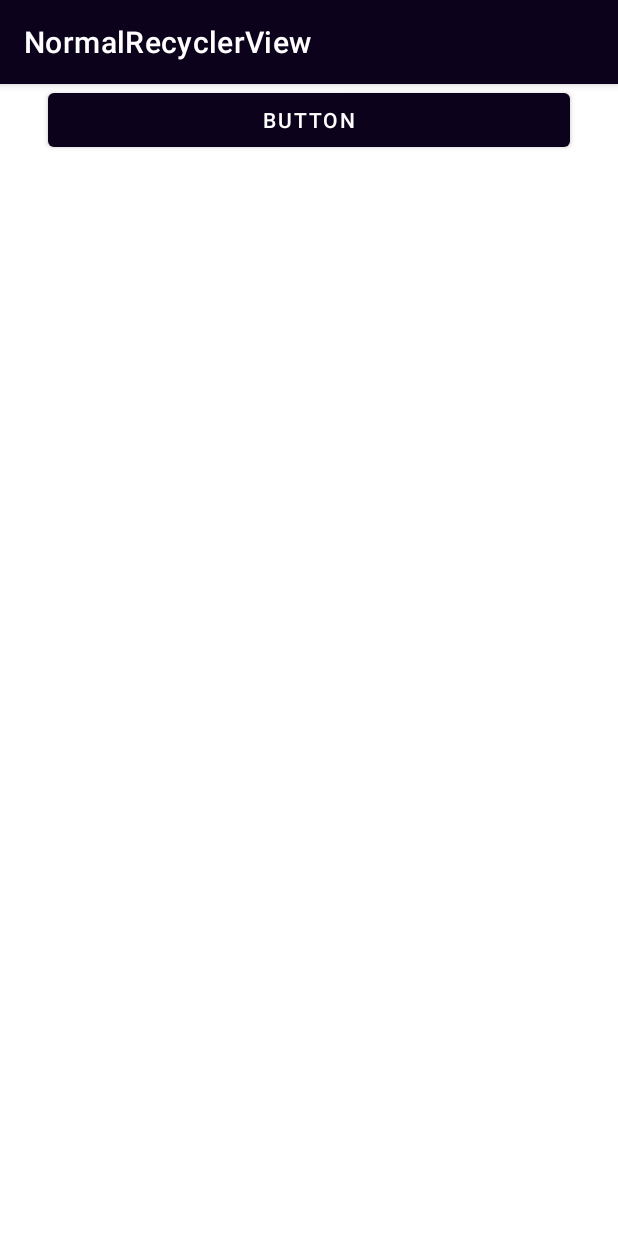
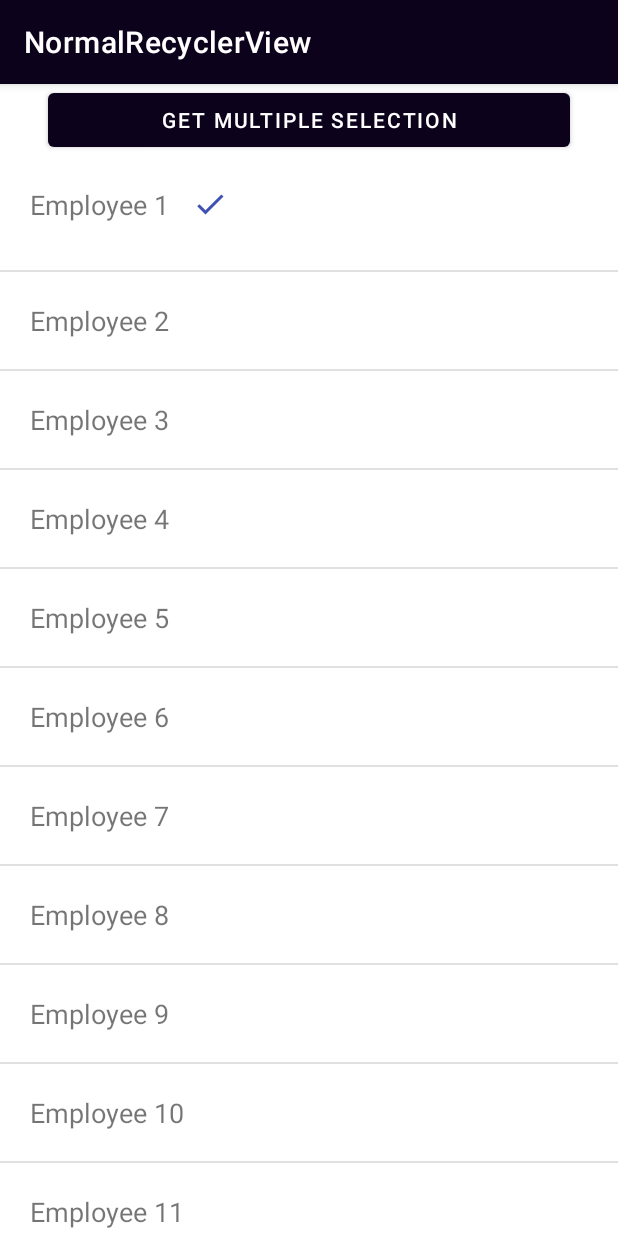
Before and after one commit to Mngatia/NormalRecyclerView, an Android app: the MultipleSelectionActivity screen opened directly, with no data from a screen before it, on a phone screen of 412 x 824 dp. Run offline under Robolectric (Android 15) with nearby library versions, the phone set to English and light mode, and no system bars.

Commit message:
Multiple Item Selection in RecyclerView.

```diff
--- a/app/src/main/java/com/example/normalrecyclerview/multiselection/MultipleAdapter.java
+++ b/app/src/main/java/com/example/normalrecyclerview/multiselection/MultipleAdapter.java
@@ -1,6 +1,7 @@
 package com.example.normalrecyclerview.multiselection;
 
 import android.content.Context;
+import android.view.LayoutInflater;
 import android.view.View;
 import android.view.ViewGroup;
 import android.widget.ImageView;
@@ -36,17 +37,20 @@ public class MultipleAdapter extends RecyclerView.Adapter<MultipleAdapter.MultiV
     @NonNull
     @Override
     public MultiViewHolder onCreateViewHolder(@NonNull ViewGroup parent, int viewType) {
-        return null;
+        View view = LayoutInflater.from(context).inflate(R.layout.item_employee,
+                parent, false);
+        return new MultiViewHolder(view);
     }
 
     @Override
     public void onBindViewHolder(@NonNull MultiViewHolder holder, int position) {
+        holder.bind(employees.get(position));
 
     }
 
     @Override
     public int getItemCount() {
-        return 0;
+        return employees.size();
     }
 
     //2. ViewHolder class
--- a/app/src/main/java/com/example/normalrecyclerview/multiselection/MultipleSelectionActivity.java
+++ b/app/src/main/java/com/example/normalrecyclerview/multiselection/MultipleSelectionActivity.java
@@ -1,16 +1,80 @@
 package com.example.normalrecyclerview.multiselection;
 
 import androidx.appcompat.app.AppCompatActivity;
+import androidx.recyclerview.widget.DividerItemDecoration;
+import androidx.recyclerview.widget.LinearLayoutManager;
+import androidx.recyclerview.widget.RecyclerView;
 
 import android.os.Bundle;
+import android.view.View;
+import android.widget.Button;
+import android.widget.Toast;
 
 import com.example.normalrecyclerview.R;
+import com.example.normalrecyclerview.singles.Employee;
+
+import java.util.ArrayList;
 
 public class MultipleSelectionActivity extends AppCompatActivity {
+
+    RecyclerView recyclerView;
+    private ArrayList<Employee> employees = new ArrayList<>();
+    private MultipleAdapter adapter;
+    Button btn;
 
     @Override
     protected void onCreate(Bundle savedInstanceState) {
         super.onCreate(savedInstanceState);
         setContentView(R.layout.activity_multiple_selection);
+
+        recyclerView = findViewById(R.id.multiple_rv);
+        btn = findViewById(R.id.get_multiple_selection_btn);
+
+        recyclerView.setLayoutManager(new LinearLayoutManager(this));
+        recyclerView.addItemDecoration(new DividerItemDecoration(this, LinearLayoutManager.VERTICAL));
+
+        adapter = new MultipleAdapter(this,employees);
+        recyclerView.setAdapter(adapter);
+
+        CreateListOfData();
+
+        //Click Event on the button
+        btn.setOnClickListener(new View.OnClickListener() {
+            @Override
+            public void onClick(View view) {
+                if (adapter.getSelected().size() > 0){
+                    //Get a list of item selected
+                    StringBuilder stringBuilder = new StringBuilder();
+
+                    for (int i = 0 ; i< adapter.getSelected().size();
+                    i++){
+                        stringBuilder.append(adapter.getSelected().get(i).getName());
+                        stringBuilder.append("\n");
+                    }
+                    ShowToast(stringBuilder.toString().trim());
+                }else
+                    ShowToast("No Selection");
+            }
+        });
+    }
+
+    private void CreateListOfData() {
+        employees = new ArrayList<>();
+
+        for (int i = 0; i < 20 ; i++){
+            Employee employee = new Employee();
+            employee.setName("Employee " + (i+1));
+
+            //shows at least 1 selection
+            if (i == 0){
+                employee.setChecked(true);
+            }
+            employees.add(employee);
+        }
+        adapter.setEmployees(employees);
+    }
+
+    private void ShowToast(String msg){
+        Toast.makeText(this, msg, Toast.LENGTH_SHORT).show();
     }
 }
--- a/app/src/main/res/layout/activity_multiple_selection.xml
+++ b/app/src/main/res/layout/activity_multiple_selection.xml
@@ -23,7 +23,7 @@
         android:layout_marginLeft="32dp"
         android:layout_marginEnd="32dp"
         android:layout_marginRight="32dp"
-        android:text="Button"
+        android:text="Get Multiple Selection"
         app:layout_constraintEnd_toEndOf="parent"
         app:layout_constraintStart_toStartOf="parent"
         app:layout_constraintTop_toTopOf="parent" />
--- a/app/src/main/res/layout/item_employee.xml
+++ b/app/src/main/res/layout/item_employee.xml
@@ -7,14 +7,17 @@
     android:padding="20dp">
 
     <TextView
-        android:layout_width="match_parent"
+        android:layout_width="wrap_content"
         android:layout_height="wrap_content"
+        android:layout_gravity="start"
         android:id="@+id/emp_name"
         android:textSize="18dp"/>
 
     <ImageView
         android:layout_width="wrap_content"
         android:layout_height="wrap_content"
+        android:layout_gravity="left"
+        android:layout_marginLeft="15dp"
         android:id="@+id/imageviewy"
         android:src="@drawable/ic_tick_point"/>
 
```
